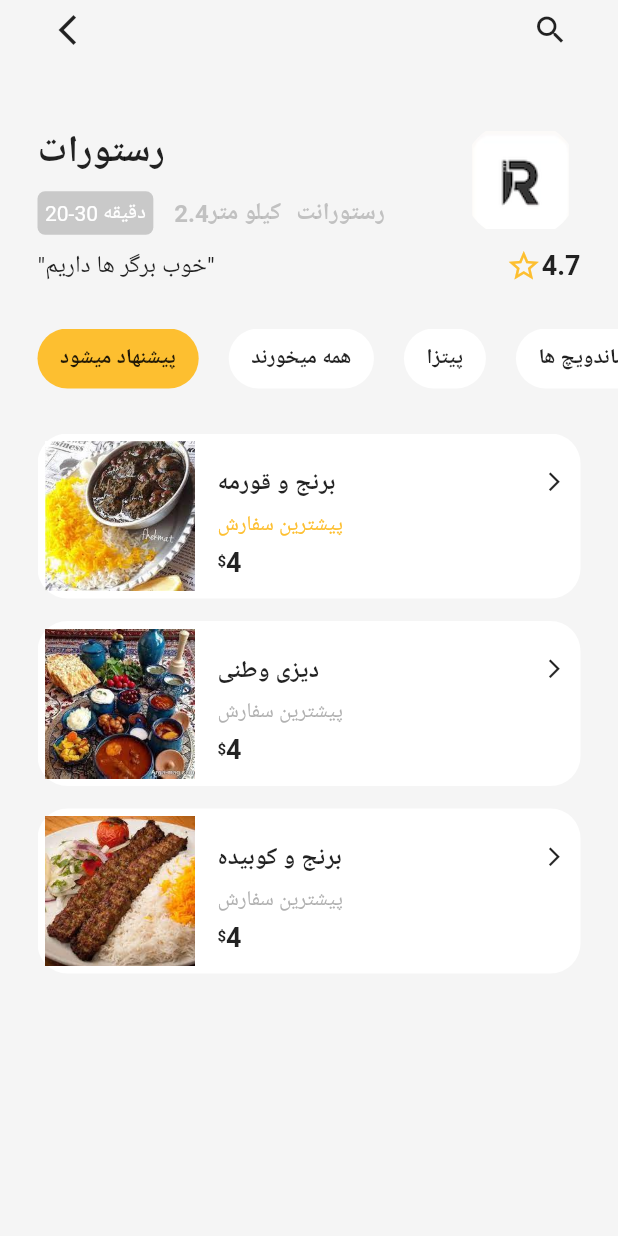
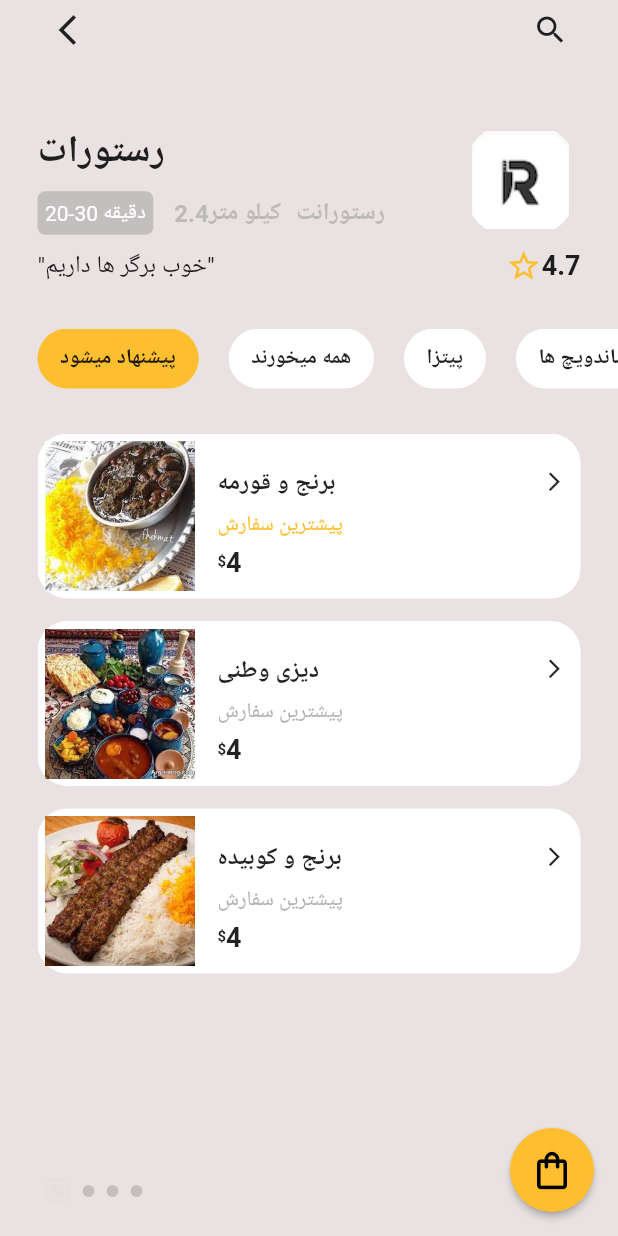
Before and after one commit to Daniel97139/lastproject, a Flutter app: the screen it shows after launch, on a phone screen of 412 x 824 dp. Run offline on Flutter 3.47's test engine with Material 2 defaults, Android fonts, the phone set to English and light mode, and no system bars; drawn by our look-alikes of smooth_page_indicator.

Commit message:
صفحه اول تمام شد در بخش اخر دکمه های پایین صفحه تنظیم شد

```diff
--- a/lib/constants/colors.dart
+++ b/lib/constants/colors.dart
@@ -1,4 +1,4 @@
 import 'package:flutter/material.dart';
 
-  const Color KBackground = Color(0xFFF5F5F5);
+  const Color KBackground = Color(0xE2E7DEDE);
   const Color KPrimaryColor = Color(0xFFFDBF30);
--- a/lib/screens/home/home.dart
+++ b/lib/screens/home/home.dart
@@ -5,6 +5,7 @@ import 'package:restaruant_danial/widgets/FoodListView.dart';
 import 'package:restaruant_danial/widgets/custom_app_bar.dart';
 import 'package:restaruant_danial/widgets/food_list.dart';
 import 'package:restaruant_danial/widgets/restaurant_info.dart';
+import 'package:smooth_page_indicator/smooth_page_indicator.dart';
 
 class HomePage extends StatefulWidget {
   @override
@@ -13,8 +14,8 @@ class HomePage extends StatefulWidget {
 
 class _HomePageState extends State<HomePage> {
   var selected = 0;
-  final pageController=PageController();
-  final restaurant=Restaurant.generateRestaurant();
+  final pageController = PageController();
+  final restaurant = Restaurant.generateRestaurant();
   @override
   Widget build(BuildContext context) {
     return Scaffold(
@@ -33,17 +34,53 @@ class _HomePageState extends State<HomePage> {
           }, restaurant),
           Expanded(
             child: FoodListView(
-                selected,(int index){
+              selected,
+              (int index) {
                 setState(() {
-                  selected= index;
+                  selected = index;
                 });
               },
               pageController,
               restaurant,
             ),
           ),
+          Container(
+            padding: EdgeInsets.symmetric(horizontal: 25),
+            height: 60,
+            child: SmoothPageIndicator(
+              controller: pageController,
+              count: restaurant.menu.length,
+              effect: CustomizableEffect(
+                  dotDecoration: DotDecoration(
+                      width: 8,
+                      height: 8,
+                      color: Colors.grey.withOpacity(0.5),
+                      borderRadius: BorderRadius.circular(8)),
+                  activeDotDecoration: DotDecoration(
+                      width: 10,
+                      height: 10,
+                      color: KBackground,
+                      borderRadius: BorderRadius.circular(10),
+                      dotBorder: DotBorder(
+                        color: KBackground,
+                        padding: 2,
+                        width: 2,
+                      ))),
+              onDotClicked: (index) => pageController.jumpToPage(index),
+            ),
+          )
         ],
-        )
+      ),
+      floatingActionButton: FloatingActionButton(
+        onPressed: () {},
+        backgroundColor: KPrimaryColor,
+        elevation: 2,
+        child: Icon(
+          Icons.shopping_bag_outlined,
+          color: Colors.black,
+          size: 30,
+        ),
+      ),
     );
   }
 }
--- a/pubspec.yaml
+++ b/pubspec.yaml
@@ -36,6 +36,7 @@ dependencies:
   # The following adds the Cupertino Icons font to your application.
   # Use with the CupertinoIcons class for iOS style icons.
   cupertino_icons: ^1.0.2
+  smooth_page_indicator: ^1.0.0+2
 
 dev_dependencies:
   flutter_test:
```
Also changed, not shown: pubspec.lock. Lines whose indentation alone changed are shown as unchanged.
